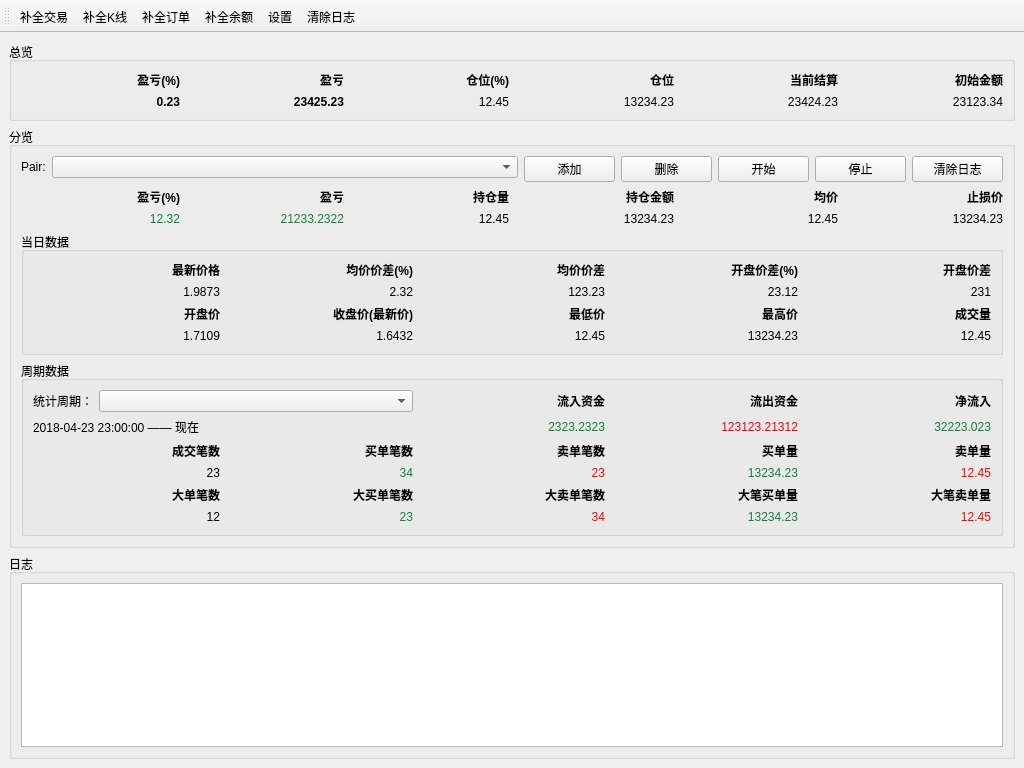
The window that Apps/Monitor/views/main_view.ui (dragonsun7/VCoinTools) describes before a commit, drawn with Qt 5.
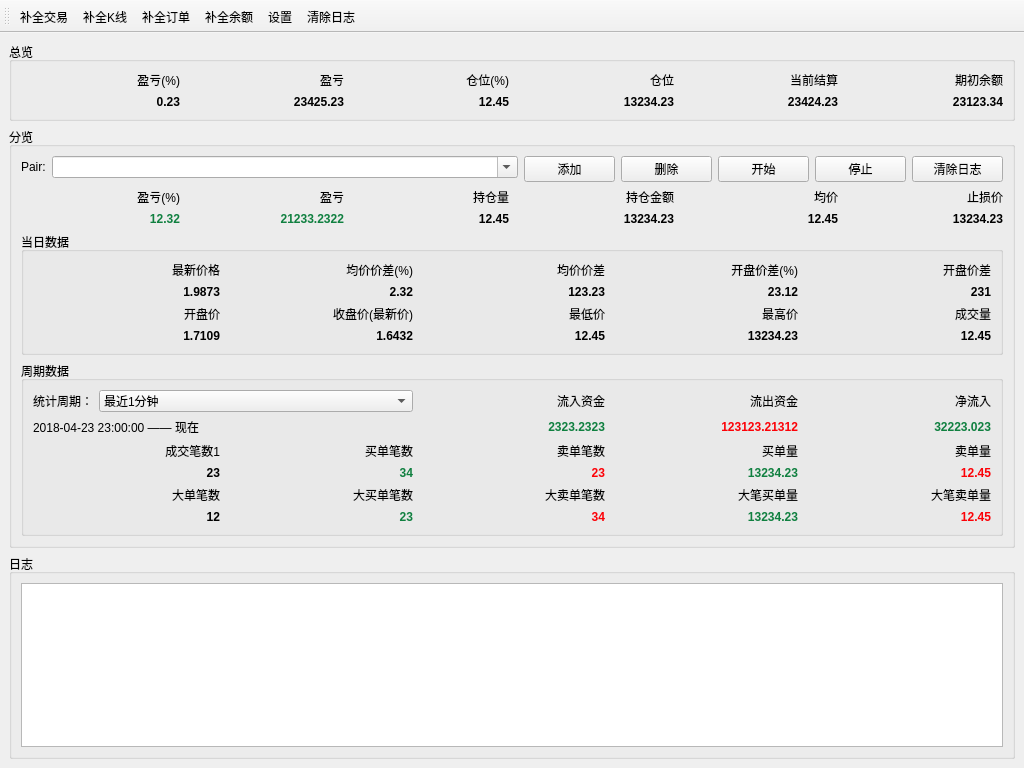
The same window after the commit.

Diff of the .ui file:
```diff
--- a/Apps/Monitor/views/main_view.ui
+++ b/Apps/Monitor/views/main_view.ui
@@ -25,12 +25,6 @@
         <layout class="QGridLayout" name="gridLayout">
          <item row="0" column="0">
           <widget class="QLabel" name="label_6">
-           <property name="font">
-            <font>
-             <weight>75</weight>
-             <bold>true</bold>
-            </font>
-           </property>
            <property name="text">
             <string>盈亏(%)</string>
            </property>
@@ -41,12 +35,6 @@
          </item>
          <item row="0" column="1">
           <widget class="QLabel" name="label_5">
-           <property name="font">
-            <font>
-             <weight>75</weight>
-             <bold>true</bold>
-            </font>
-           </property>
            <property name="text">
             <string>盈亏</string>
            </property>
@@ -57,12 +45,6 @@
          </item>
          <item row="0" column="2">
           <widget class="QLabel" name="label_2">
-           <property name="font">
-            <font>
-             <weight>75</weight>
-             <bold>true</bold>
-            </font>
-           </property>
            <property name="text">
             <string>仓位(%)</string>
            </property>
@@ -73,12 +55,6 @@
          </item>
          <item row="0" column="3">
           <widget class="QLabel" name="label">
-           <property name="font">
-            <font>
-             <weight>75</weight>
-             <bold>true</bold>
-            </font>
-           </property>
            <property name="text">
             <string>仓位</string>
            </property>
@@ -89,12 +65,6 @@
          </item>
          <item row="0" column="4">
           <widget class="QLabel" name="label_4">
-           <property name="font">
-            <font>
-             <weight>75</weight>
-             <bold>true</bold>
-            </font>
-           </property>
            <property name="text">
             <string>当前结算</string>
            </property>
@@ -105,14 +75,8 @@
          </item>
          <item row="0" column="5">
           <widget class="QLabel" name="label_3">
-           <property name="font">
-            <font>
-             <weight>75</weight>
-             <bold>true</bold>
-            </font>
-           </property>
            <property name="text">
-            <string>初始金额</string>
+            <string>期初余额</string>
            </property>
            <property name="alignment">
             <set>Qt::AlignRight|Qt::AlignTrailing|Qt::AlignVCenter</set>
@@ -153,6 +117,12 @@
          </item>
          <item row="1" column="2">
           <widget class="QLabel" name="total_position_percent_label">
+           <property name="font">
+            <font>
+             <weight>75</weight>
+             <bold>true</bold>
+            </font>
+           </property>
            <property name="text">
             <string>12.45</string>
            </property>
@@ -162,7 +132,13 @@
           </widget>
          </item>
          <item row="1" column="3">
-          <widget class="QLabel" name="total_postion_usdt_label">
+          <widget class="QLabel" name="total_position_usdt_label">
+           <property name="font">
+            <font>
+             <weight>75</weight>
+             <bold>true</bold>
+            </font>
+           </property>
            <property name="text">
             <string>13234.23</string>
            </property>
@@ -173,6 +149,12 @@
          </item>
          <item row="1" column="4">
           <widget class="QLabel" name="total_settle_label">
+           <property name="font">
+            <font>
+             <weight>75</weight>
+             <bold>true</bold>
+            </font>
+           </property>
            <property name="text">
             <string>23424.23</string>
            </property>
@@ -183,6 +165,12 @@
          </item>
          <item row="1" column="5">
           <widget class="QLabel" name="init_balance_label">
+           <property name="font">
+            <font>
+             <weight>75</weight>
+             <bold>true</bold>
+            </font>
+           </property>
            <property name="text">
             <string>23123.34</string>
            </property>
@@ -217,7 +205,11 @@
             </widget>
            </item>
            <item row="0" column="1">
-            <widget class="QComboBox" name="pair_combobox"/>
+            <widget class="QComboBox" name="pair_combobox">
+             <property name="editable">
+              <bool>true</bool>
+             </property>
+            </widget>
            </item>
           </layout>
          </item>
@@ -298,12 +290,6 @@
         <layout class="QGridLayout" name="gridLayout_2">
          <item row="0" column="0">
           <widget class="QLabel" name="label_22">
-           <property name="font">
-            <font>
-             <weight>75</weight>
-             <bold>true</bold>
-            </font>
-           </property>
            <property name="text">
             <string>盈亏(%)</string>
            </property>
@@ -314,12 +300,6 @@
          </item>
          <item row="0" column="1">
           <widget class="QLabel" name="label_23">
-           <property name="font">
-            <font>
-             <weight>75</weight>
-             <bold>true</bold>
-            </font>
-           </property>
            <property name="text">
             <string>盈亏</string>
            </property>
@@ -330,12 +310,6 @@
          </item>
          <item row="0" column="2">
           <widget class="QLabel" name="label_14">
-           <property name="font">
-            <font>
-             <weight>75</weight>
-             <bold>true</bold>
-            </font>
-           </property>
            <property name="text">
             <string>持仓量</string>
            </property>
@@ -346,12 +320,6 @@
          </item>
          <item row="0" column="3">
           <widget class="QLabel" name="label_15">
-           <property name="font">
-            <font>
-             <weight>75</weight>
-             <bold>true</bold>
-            </font>
-           </property>
            <property name="text">
             <string>持仓金额</string>
            </property>
@@ -362,12 +330,6 @@
          </item>
          <item row="0" column="4">
           <widget class="QLabel" name="label_18">
-           <property name="font">
-            <font>
-             <weight>75</weight>
-             <bold>true</bold>
-            </font>
-           </property>
            <property name="text">
             <string>均价</string>
            </property>
@@ -378,12 +340,6 @@
          </item>
          <item row="0" column="5">
           <widget class="QLabel" name="label_19">
-           <property name="font">
-            <font>
-             <weight>75</weight>
-             <bold>true</bold>
-            </font>
-           </property>
            <property name="text">
             <string>止损价</string>
            </property>
@@ -394,6 +350,12 @@
          </item>
          <item row="1" column="0">
           <widget class="QLabel" name="coin_profit_percent_label">
+           <property name="font">
+            <font>
+             <weight>75</weight>
+             <bold>true</bold>
+            </font>
+           </property>
            <property name="styleSheet">
             <string notr="true">color: rgb(16, 128, 64);</string>
            </property>
@@ -407,6 +369,12 @@
          </item>
          <item row="1" column="1">
           <widget class="QLabel" name="coin_profit_usdt_label">
+           <property name="font">
+            <font>
+             <weight>75</weight>
+             <bold>true</bold>
+            </font>
+           </property>
            <property name="styleSheet">
             <string notr="true">color: rgb(16, 128, 64);</string>
            </property>
@@ -420,6 +388,12 @@
          </item>
          <item row="1" column="2">
           <widget class="QLabel" name="coin_position_amount_label">
+           <property name="font">
+            <font>
+             <weight>75</weight>
+             <bold>true</bold>
+            </font>
+           </property>
            <property name="text">
             <string>12.45</string>
            </property>
@@ -430,6 +404,12 @@
          </item>
          <item row="1" column="3">
           <widget class="QLabel" name="coin_position_usdt_label">
+           <property name="font">
+            <font>
+             <weight>75</weight>
+             <bold>true</bold>
+            </font>
+           </property>
            <property name="text">
             <string>13234.23</string>
            </property>
@@ -439,7 +419,13 @@
           </widget>
          </item>
          <item row="1" column="4">
-          <widget class="QLabel" name="coin_average_label">
+          <widget class="QLabel" name="coin_avg_label">
+           <property name="font">
+            <font>
+             <weight>75</weight>
+             <bold>true</bold>
+            </font>
+           </property>
            <property name="text">
             <string>12.45</string>
            </property>
@@ -450,6 +436,12 @@
          </item>
          <item row="1" column="5">
           <widget class="QLabel" name="coin_stop_loss_label">
+           <property name="font">
+            <font>
+             <weight>75</weight>
+             <bold>true</bold>
+            </font>
+           </property>
            <property name="text">
             <string>13234.23</string>
            </property>
@@ -470,6 +462,12 @@
            <layout class="QGridLayout" name="gridLayout_4">
             <item row="3" column="4">
              <widget class="QLabel" name="coin_vol_label">
+              <property name="font">
+               <font>
+                <weight>75</weight>
+                <bold>true</bold>
+               </font>
+              </property>
               <property name="text">
                <string>12.45</string>
               </property>
@@ -480,6 +478,12 @@
             </item>
             <item row="3" column="3">
              <widget class="QLabel" name="coin_highest_label">
+              <property name="font">
+               <font>
+                <weight>75</weight>
+                <bold>true</bold>
+               </font>
+              </property>
               <property name="text">
                <string>13234.23</string>
               </property>
@@ -490,12 +494,6 @@
             </item>
             <item row="2" column="1">
              <widget class="QLabel" name="label_82">
-              <property name="font">
-               <font>
-                <weight>75</weight>
-                <bold>true</bold>
-               </font>
-              </property>
               <property name="text">
                <string>收盘价(最新价)</string>
               </property>
@@ -506,12 +504,6 @@
             </item>
             <item row="2" column="4">
              <widget class="QLabel" name="label_85">
-              <property name="font">
-               <font>
-                <weight>75</weight>
-                <bold>true</bold>
-               </font>
-              </property>
               <property name="text">
                <string>成交量</string>
               </property>
@@ -522,6 +514,12 @@
             </item>
             <item row="3" column="0">
              <widget class="QLabel" name="coin_open_label">
+              <property name="font">
+               <font>
+                <weight>75</weight>
+                <bold>true</bold>
+               </font>
+              </property>
               <property name="text">
                <string>1.7109</string>
               </property>
@@ -532,6 +530,12 @@
             </item>
             <item row="3" column="1">
              <widget class="QLabel" name="coin_close_label">
+              <property name="font">
+               <font>
+                <weight>75</weight>
+                <bold>true</bold>
+               </font>
+              </property>
               <property name="text">
                <string>1.6432</string>
               </property>
@@ -542,12 +546,6 @@
             </item>
             <item row="2" column="3">
              <widget class="QLabel" name="label_84">
-              <property name="font">
-               <font>
-                <weight>75</weight>
-                <bold>true</bold>
-               </font>
-              </property>
               <property name="text">
                <string>最高价</string>
               </property>
@@ -558,12 +556,6 @@
             </item>
             <item row="2" column="2">
              <widget class="QLabel" name="label_83">
-              <property name="font">
-               <font>
-                <weight>75</weight>
-                <bold>true</bold>
-               </font>
-              </property>
               <property name="text">
                <string>最低价</string>
               </property>
@@ -574,6 +566,12 @@
             </item>
             <item row="1" column="2">
              <widget class="QLabel" name="coin_avg_diff_usdt_label">
+              <property name="font">
+               <font>
+                <weight>75</weight>
+                <bold>true</bold>
+               </font>
+              </property>
               <property name="text">
                <string>123.23</string>
               </property>
@@ -584,6 +582,12 @@
             </item>
             <item row="1" column="3">
              <widget class="QLabel" name="coin_open_diff_percent_label">
+              <property name="font">
+               <font>
+                <weight>75</weight>
+                <bold>true</bold>
+               </font>
+              </property>
               <property name="text">
                <string>23.12</string>
               </property>
@@ -594,12 +598,6 @@
             </item>
             <item row="0" column="3">
              <widget class="QLabel" name="label_74">
-              <property name="font">
-               <font>
-                <weight>75</weight>
-                <bold>true</bold>
-               </font>
-              </property>
               <property name="text">
                <string>开盘价差(%)</string>
               </property>
@@ -610,6 +608,12 @@
             </item>
             <item row="1" column="4">
              <widget class="QLabel" name="coin_open_diff_usdt_label">
+              <property name="font">
+               <font>
+                <weight>75</weight>
+                <bold>true</bold>
+               </font>
+              </property>
               <property name="text">
                <string>231</string>
               </property>
@@ -620,12 +624,6 @@
             </item>
             <item row="0" column="2">
              <widget class="QLabel" name="label_73">
-              <property name="font">
-               <font>
-                <weight>75</weight>
-                <bold>true</bold>
-               </font>
-              </property>
               <property name="text">
                <string>均价价差</string>
               </property>
@@ -636,12 +634,6 @@
             </item>
             <item row="0" column="0">
              <widget class="QLabel" name="label_71">
-              <property name="font">
-               <font>
-                <weight>75</weight>
-                <bold>true</bold>
-               </font>
-              </property>
               <property name="text">
                <string>最新价格</string>
               </property>
@@ -652,12 +644,6 @@
             </item>
             <item row="2" column="0">
              <widget class="QLabel" name="label_81">
-              <property name="font">
-               <font>
-                <weight>75</weight>
-                <bold>true</bold>
-               </font>
-              </property>
               <property name="text">
                <string>开盘价</string>
               </property>
@@ -668,12 +654,6 @@
             </item>
             <item row="0" column="4">
              <widget class="QLabel" name="label_75">
-              <property name="font">
-               <font>
-                <weight>75</weight>
-                <bold>true</bold>
-               </font>
-              </property>
               <property name="text">
                <string>开盘价差</string>
               </property>
@@ -683,7 +663,13 @@
              </widget>
             </item>
             <item row="1" column="0">
-             <widget class="QLabel" name="coin_ticker_price_label">
+             <widget class="QLabel" name="coin_last_label">
+              <property name="font">
+               <font>
+                <weight>75</weight>
+                <bold>true</bold>
+               </font>
+              </property>
               <property name="text">
                <string>1.9873</string>
               </property>
@@ -694,6 +680,12 @@
             </item>
             <item row="1" column="1">
              <widget class="QLabel" name="coin_avg_diff_percent_label">
+              <property name="font">
+               <font>
+                <weight>75</weight>
+                <bold>true</bold>
+               </font>
+              </property>
               <property name="text">
                <string>2.32</string>
               </property>
@@ -704,12 +696,6 @@
             </item>
             <item row="0" column="1">
              <widget class="QLabel" name="label_72">
-              <property name="font">
-               <font>
-                <weight>75</weight>
-                <bold>true</bold>
-               </font>
-              </property>
               <property name="text">
                <string>均价价差(%)</string>
               </property>
@@ -720,6 +706,12 @@
             </item>
             <item row="3" column="2">
              <widget class="QLabel" name="coin_lowest_label">
+              <property name="font">
+               <font>
+                <weight>75</weight>
+                <bold>true</bold>
+               </font>
+              </property>
               <property name="text">
                <string>12.45</string>
               </property>
@@ -743,6 +735,12 @@
            <layout class="QGridLayout" name="gridLayout_3">
             <item row="5" column="3">
              <widget class="QLabel" name="coin_buy_vol_big_label">
+              <property name="font">
+               <font>
+                <weight>75</weight>
+                <bold>true</bold>
+               </font>
+              </property>
               <property name="styleSheet">
                <string notr="true">color: rgb(16, 128, 64);</string>
               </property>
@@ -756,6 +754,12 @@
             </item>
             <item row="5" column="4">
              <widget class="QLabel" name="coin_sell_vol_big_label">
+              <property name="font">
+               <font>
+                <weight>75</weight>
+                <bold>true</bold>
+               </font>
+              </property>
               <property name="styleSheet">
                <string notr="true">color: rgb(252, 1, 7);</string>
               </property>
@@ -783,18 +787,88 @@
                </widget>
               </item>
               <item row="0" column="1">
-               <widget class="QComboBox" name="coin_statistics_type_combobox"/>
+               <widget class="QComboBox" name="coin_period_combobox">
+                <item>
+                 <property name="text">
+                  <string>最近1分钟</string>
+                 </property>
+                </item>
+                <item>
+                 <property name="text">
+                  <string>最近3分钟</string>
+                 </property>
+                </item>
+                <item>
+                 <property name="text">
+                  <string>最近5分钟</string>
+                 </property>
+                </item>
+                <item>
+                 <property name="text">
+                  <string>最近15分钟</string>
+                 </property>
+                </item>
+                <item>
+                 <property name="text">
+                  <string>最近30分钟</string>
+                 </property>
+                </item>
+                <item>
+                 <property name="text">
+                  <string>最近1小时</string>
+                 </property>
+                </item>
+                <item>
+                 <property name="text">
+                  <string>最近2小时</string>
+                 </property>
+                </item>
+                <item>
+                 <property name="text">
+                  <string>最近4小时</string>
+                 </property>
+                </item>
+                <item>
+                 <property name="text">
+                  <string>最近6小时</string>
+                 </property>
+                </item>
+                <item>
+                 <property name="text">
+                  <string>最近12小时</string>
+                 </property>
+                </item>
+                <item>
+                 <property name="text">
+                  <string>最近1天</string>
+                 </property>
+                </item>
+                <item>
+                 <property name="text">
+                  <string>最近1周</string>
+                 </property>
+                </item>
+                <item>
+                 <property name="text">
+                  <string>今天</string>
+                 </property>
+                </item>
+                <item>
+                 <property name="text">
+                  <string>本周</string>
+                 </property>
+                </item>
+                <item>
+                 <property name="text">
+                  <string>本月</string>
+                 </property>
+                </item>
+               </widget>
               </item>
              </layout>
             </item>
             <item row="0" column="2">
              <widget class="QLabel" name="label_57">
-              <property name="font">
-               <font>
-                <weight>75</weight>
-                <bold>true</bold>
-               </font>
-              </property>
               <property name="text">
                <string>流入资金</string>
               </property>
@@ -805,12 +879,6 @@
             </item>
             <item row="0" column="3">
              <widget class="QLabel" name="label_59">
-              <property name="font">
-               <font>
-                <weight>75</weight>
-                <bold>true</bold>
-               </font>
-              </property>
               <property name="text">
                <string>流出资金</string>
               </property>
@@ -821,12 +889,6 @@
             </item>
             <item row="0" column="4">
              <widget class="QLabel" name="label_61">
-              <property name="font">
-               <font>
-                <weight>75</weight>
-                <bold>true</bold>
-               </font>
-              </property>
               <property name="text">
                <string>净流入</string>
               </property>
@@ -836,7 +898,13 @@
              </widget>
             </item>
             <item row="1" column="2">
-             <widget class="QLabel" name="coin_statistics_inflow_label">
+             <widget class="QLabel" name="coin_inflow_label">
+              <property name="font">
+               <font>
+                <weight>75</weight>
+                <bold>true</bold>
+               </font>
+              </property>
               <property name="styleSheet">
                <string notr="true">color: rgb(16, 128, 64);</string>
               </property>
@@ -849,7 +917,13 @@
              </widget>
             </item>
             <item row="1" column="3">
-             <widget class="QLabel" name="coin_statistics_outflow_label">
+             <widget class="QLabel" name="coin_outflow_label">
+              <property name="font">
+               <font>
+                <weight>75</weight>
+                <bold>true</bold>
+               </font>
+              </property>
               <property name="styleSheet">
                <string notr="true">color: rgb(252, 1, 7);</string>
               </property>
@@ -862,7 +936,13 @@
              </widget>
             </item>
             <item row="1" column="4">
-             <widget class="QLabel" name="coin_statistics_net_inflow_label">
+             <widget class="QLabel" name="coin_net_inflow_label">
+              <property name="font">
+               <font>
+                <weight>75</weight>
+                <bold>true</bold>
+               </font>
+              </property>
               <property name="styleSheet">
                <string notr="true">color: rgb(16, 128, 64);</string>
               </property>
@@ -876,14 +956,8 @@
             </item>
             <item row="2" column="0">
              <widget class="QLabel" name="label_42">
-              <property name="font">
-               <font>
-                <weight>75</weight>
-                <bold>true</bold>
-               </font>
-              </property>
               <property name="text">
-               <string>成交笔数</string>
+               <string>成交笔数1</string>
               </property>
               <property name="alignment">
                <set>Qt::AlignRight|Qt::AlignTrailing|Qt::AlignVCenter</set>
@@ -892,12 +966,6 @@
             </item>
             <item row="2" column="1">
              <widget class="QLabel" name="label_43">
-              <property name="font">
-               <font>
-                <weight>75</weight>
-                <bold>true</bold>
-               </font>
-              </property>
               <property name="text">
                <string>买单笔数</string>
               </property>
@@ -908,12 +976,6 @@
             </item>
             <item row="2" column="2">
              <widget class="QLabel" name="label_38">
-              <property name="font">
-               <font>
-                <weight>75</weight>
-                <bold>true</bold>
-               </font>
-              </property>
               <property name="text">
                <string>卖单笔数</string>
               </property>
@@ -924,12 +986,6 @@
             </item>
             <item row="2" column="3">
              <widget class="QLabel" name="label_37">
-              <property name="font">
-               <font>
-                <weight>75</weight>
-                <bold>true</bold>
-               </font>
-              </property>
               <property name="text">
                <string>买单量</string>
               </property>
@@ -940,12 +996,6 @@
             </item>
             <item row="2" column="4">
              <widget class="QLabel" name="label_41">
-              <property name="font">
-               <font>
-                <weight>75</weight>
-                <bold>true</bold>
-               </font>
-              </property>
               <property name="text">
                <string>卖单量</string>
               </property>
@@ -956,6 +1006,12 @@
             </item>
             <item row="3" column="0">
              <widget class="QLabel" name="coin_trade_count_label">
+              <property name="font">
+               <font>
+                <weight>75</weight>
+                <bold>true</bold>
+               </font>
+              </property>
               <property name="text">
                <string>23</string>
               </property>
@@ -966,6 +1022,12 @@
             </item>
             <item row="3" column="1">
              <widget class="QLabel" name="coin_buy_count_label">
+              <property name="font">
+               <font>
+                <weight>75</weight>
+                <bold>true</bold>
+               </font>
+              </property>
               <property name="styleSheet">
                <string notr="true">color: rgb(16, 128, 64);</string>
               </property>
@@ -979,6 +1041,12 @@
             </item>
             <item row="3" column="2">
              <widget class="QLabel" name="coin_sell_count_label">
+              <property name="font">
+               <font>
+                <weight>75</weight>
+                <bold>true</bold>
+               </font>
+              </property>
               <property name="styleSheet">
                <string notr="true">color: rgb(252, 1, 7);</string>
               </property>
@@ -992,6 +1060,12 @@
             </item>
             <item row="3" column="3">
              <widget class="QLabel" name="coin_buy_vol_label">
+              <property name="font">
+               <font>
+                <weight>75</weight>
+                <bold>true</bold>
+               </font>
+              </property>
               <property name="styleSheet">
                <string notr="true">color: rgb(16, 128, 64);</string>
               </property>
@@ -1005,6 +1079,12 @@
             </item>
             <item row="3" column="4">
              <widget class="QLabel" name="coin_sell_vol_label">
+              <property name="font">
+               <font>
+                <weight>75</weight>
+                <bold>true</bold>
+               </font>
+              </property>
               <property name="styleSheet">
                <string notr="true">color: rgb(252, 1, 7);</string>
               </property>
@@ -1018,12 +1098,6 @@
             </item>
             <item row="4" column="0">
              <widget class="QLabel" name="label_52">
-              <property name="font">
-               <font>
-                <weight>75</weight>
-                <bold>true</bold>
-               </font>
-              </property>
               <property name="text">
                <string>大单笔数</string>
               </property>
@@ -1034,12 +1108,6 @@
             </item>
             <item row="4" column="1">
              <widget class="QLabel" name="label_53">
-              <property name="font">
-               <font>
-                <weight>75</weight>
-                <bold>true</bold>
-               </font>
-              </property>
               <property name="text">
                <string>大买单笔数</string>
               </property>
@@ -1050,12 +1118,6 @@
             </item>
             <item row="4" column="2">
              <widget class="QLabel" name="label_48">
-              <property name="font">
-               <font>
-                <weight>75</weight>
-                <bold>true</bold>
-               </font>
-              </property>
               <property name="text">
                <string>大卖单笔数</string>
               </property>
@@ -1066,12 +1128,6 @@
             </item>
             <item row="4" column="3">
              <widget class="QLabel" name="label_47">
-              <property name="font">
-               <font>
-                <weight>75</weight>
-                <bold>true</bold>
-               </font>
-              </property>
               <property name="text">
                <string>大笔买单量</string>
               </property>
@@ -1082,12 +1138,6 @@
             </item>
             <item row="4" column="4">
              <widget class="QLabel" name="label_51">
-              <property name="font">
-               <font>
-                <weight>75</weight>
-                <bold>true</bold>
-               </font>
-              </property>
               <property name="text">
                <string>大笔卖单量</string>
               </property>
@@ -1098,6 +1148,12 @@
             </item>
             <item row="5" column="0">
              <widget class="QLabel" name="coin_trade_count_big_label">
+              <property name="font">
+               <font>
+                <weight>75</weight>
+                <bold>true</bold>
+               </font>
+              </property>
               <property name="text">
                <string>12</string>
               </property>
@@ -1108,6 +1164,12 @@
             </item>
             <item row="5" column="1">
              <widget class="QLabel" name="coin_buy_count_big_label">
+              <property name="font">
+               <font>
+                <weight>75</weight>
+                <bold>true</bold>
+               </font>
+              </property>
               <property name="styleSheet">
                <string notr="true">color: rgb(16, 128, 64);</string>
               </property>
@@ -1121,6 +1183,12 @@
             </item>
             <item row="5" column="2">
              <widget class="QLabel" name="coin_sell_count_big_label">
+              <property name="font">
+               <font>
+                <weight>75</weight>
+                <bold>true</bold>
+               </font>
+              </property>
               <property name="styleSheet">
                <string notr="true">color: rgb(252, 1, 7);</string>
               </property>
```
Left out of the diff: 15 changed lines with no effect on the pictures.
